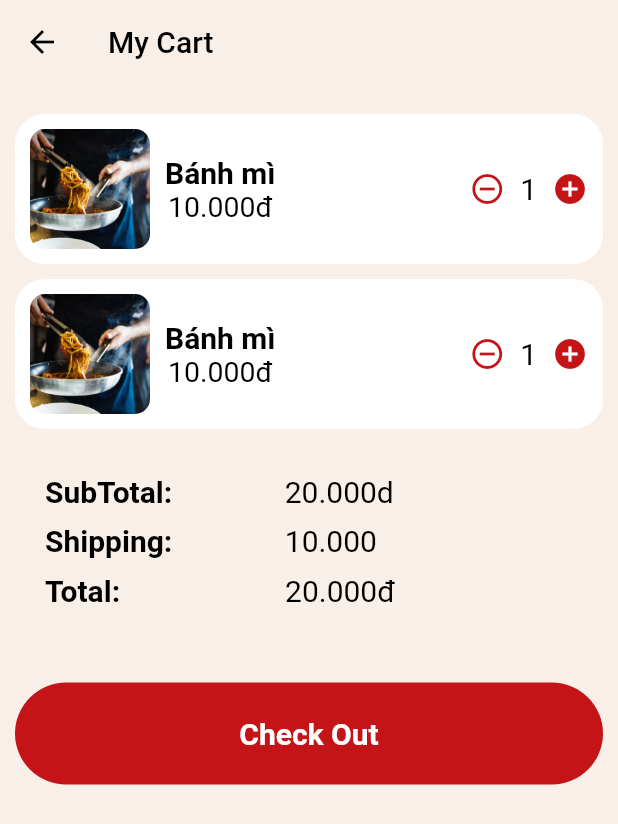
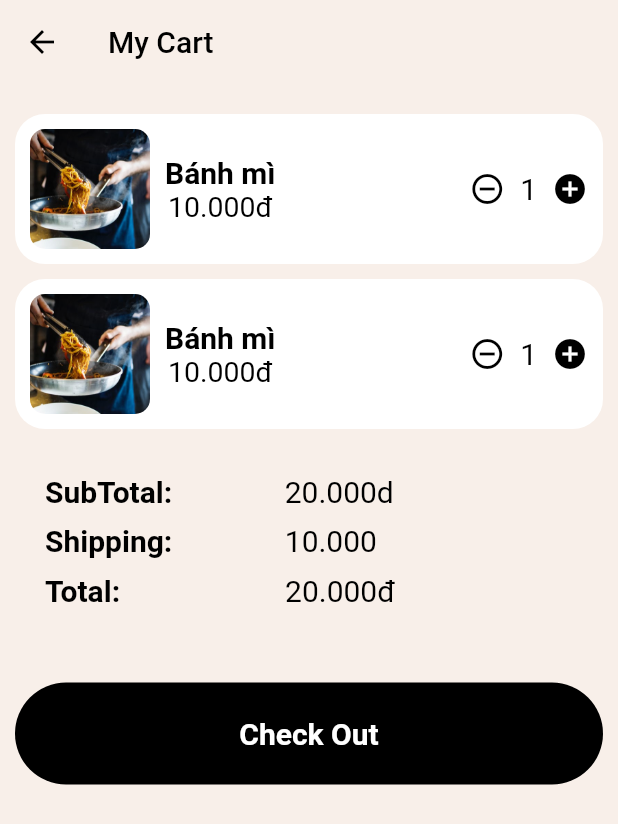
Before and after one commit to OnlyFoodApp/onlyfood_mo, a Flutter app: the ViewMyCart screen opened directly, on a phone screen of 412 x 824 dp. Shown: the top 824 px of the screen. Run offline on Flutter 3.47's test engine with Material 2 defaults, Android fonts, the light colour scheme and no system bars; our stand-ins replace firebase_core, flutter_svg, image_picker, jwt_decoder, shared_preferences; accounts and stored records are empty.

Commit message:
fix view cart, signup linked , profile name bold

```diff
--- a/onlyfood_mo/lib/screens/cart/view_my_cart.dart
+++ b/onlyfood_mo/lib/screens/cart/view_my_cart.dart
@@ -78,7 +78,7 @@ class _ViewMyCartState extends State<ViewMyCart> {
                           children: [
                             Icon(
                               Icons.remove_circle_outline,
-                              color: Color.fromRGBO(196, 20, 23, 1),
+                              color: Colors.black,
                             ),
                             SizedBox(
                               width: 10,
@@ -94,7 +94,7 @@ class _ViewMyCartState extends State<ViewMyCart> {
                             ),
                             Icon(
                               Icons.add_circle,
-                              color: Color.fromRGBO(196, 20, 23, 1),
+                              color: Colors.black,
                             ),
                           ],
                         ),
@@ -161,7 +161,7 @@ class _ViewMyCartState extends State<ViewMyCart> {
                           children: [
                             Icon(
                               Icons.remove_circle_outline,
-                              color: Color.fromRGBO(196, 20, 23, 1),
+                              color: Colors.black,
                             ),
                             SizedBox(
                               width: 10,
@@ -177,7 +177,7 @@ class _ViewMyCartState extends State<ViewMyCart> {
                             ),
                             Icon(
                               Icons.add_circle,
-                              color: Color.fromRGBO(196, 20, 23, 1),
+                              color: Colors.black,
                             ),
                           ],
                         ),
@@ -283,8 +283,7 @@ class _ViewMyCartState extends State<ViewMyCart> {
             padding:
                 const EdgeInsets.only(left: 10, right: 10, top: 10, bottom: 10),
             decoration: BoxDecoration(
-                borderRadius: BorderRadius.circular(40.0),
-                color: const Color.fromRGBO(196, 20, 23, 1)),
+                borderRadius: BorderRadius.circular(40.0), color: Colors.black),
             child: TextButton(
               onPressed: () {},
               child: const Text(
```
Also changed, not shown: onlyfood_mo/lib/screens/home_dashboard-chef/home_dashboad_chef.dart (+11 -2 lines), onlyfood_mo/lib/screens/login/login_screen.dart (+9 -1 lines), onlyfood_mo/lib/screens/signup/signup_screen.dart (+11 -0 lines), onlyfood_mo/lib/screens/view_profile/profile.dart (+7 -2 lines).
